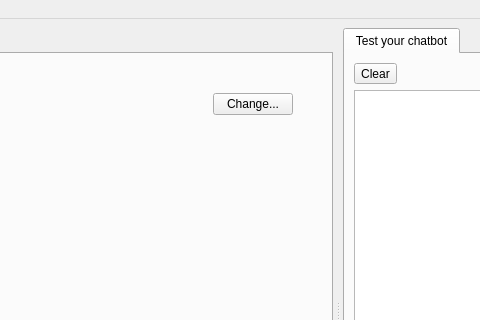
lvklabs/chatbot, file src/main-project/front-end/mainwindow.ui: the form before one commit; both pictures show x 331 to 811 and y 0 to 320 of the 1024 by 600 pixel window.
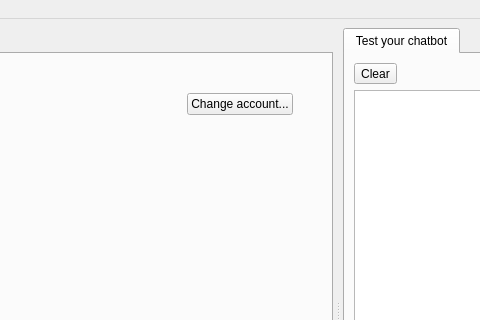
The form after the commit. The open tabs and pages were chosen to show the change. Icons and pictures are not drawn. Custom widgets are drawn as their Qt base class.

What changed in the file:
```diff
--- a/src/main-project/front-end/mainwindow.ui
+++ b/src/main-project/front-end/mainwindow.ui
@@ -570,7 +570,7 @@
                     </size>
                    </property>
                    <property name="text">
-                    <string>Change...</string>
+                    <string>Change account...</string>
                    </property>
                   </widget>
                  </item>
```
Left out of the diff: 7 changed lines with no effect on the pictures.
